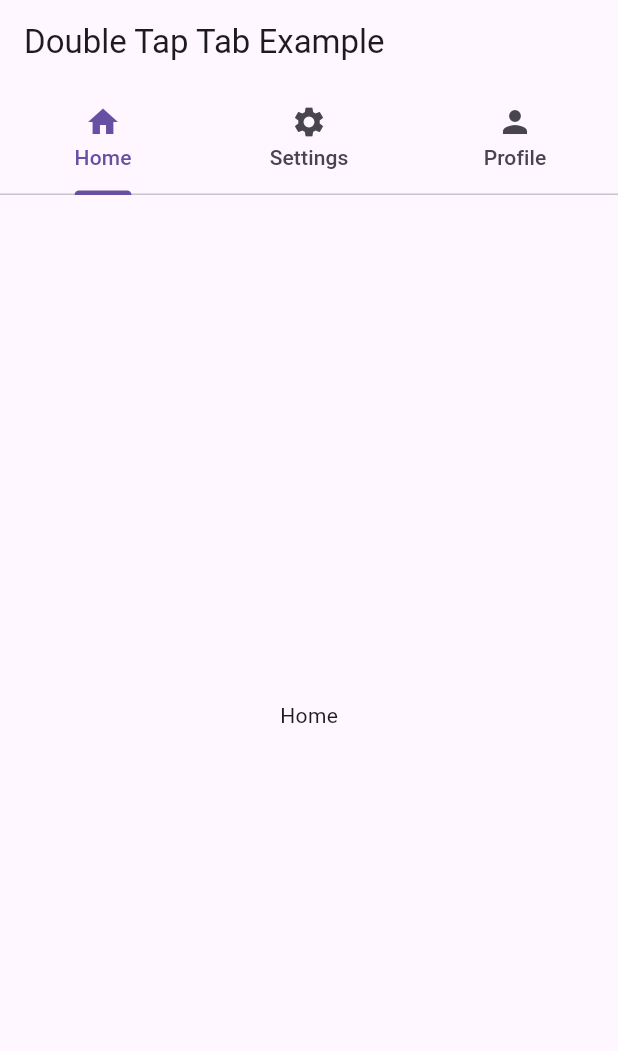
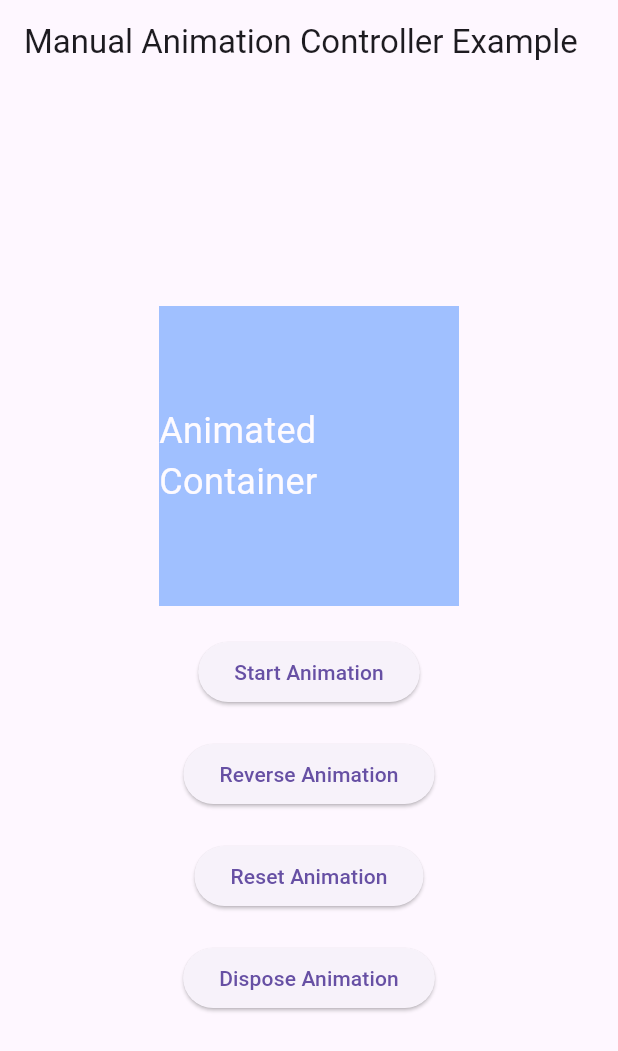
Before and after one commit to tendulkar/flutter_net_ninja, a Flutter app: the screen it shows after launch, on a phone screen of 412 x 824 dp. Shown: the top 1051 px of the screen. Run offline on Flutter 3.47's test engine with Material 3 defaults, Android fonts, the phone set to English and light mode, and no system bars.

Commit message:
Manual animations

```diff
--- /dev/null
+++ b/lib/animation/manual_animation_controller_example.dart
@@ -0,0 +1,101 @@
+import 'package:flutter/material.dart';
+
+// Learning:
+// AnimationController is a driver of animation, it can be started with forward(), reverse(), reset(),
+// Tween is a source of animation values, it can be used with AnimationController, kind of just range.
+// tween.animate(AnimationController) will ask AnimationContorller to use this tween for animation.
+// AnimationController drives the animation, it can be stopped, reversed, reset.
+// AnimationController kind of listens ticks from frame builder, and generates values for animation.
+// We can use the generated animation value to build new widget.
+// AnimationController generates --> Streams values --> (with listener + setState()) we generate stream of widgets
+class ManualAnimationControllerExampleApp extends StatefulWidget {
+  const ManualAnimationControllerExampleApp({super.key});
+
+  @override
+  State<ManualAnimationControllerExampleApp> createState() =>
+      _ManualAnimationControllerExampleAppState();
+}
+
+class _ManualAnimationControllerExampleAppState
+    extends State<ManualAnimationControllerExampleApp>
+    with SingleTickerProviderStateMixin {
+  double _opacity = 0.5;
+  late AnimationController _animationController;
+  late Animation<double> _animation;
+
+  @override
+  void initState() {
+    super.initState();
+    _animationController = AnimationController(
+      duration: const Duration(seconds: 6),
+      vsync: this,
+    );
+
+    _animation = Tween<double>(begin: 0, end: 1).animate(_animationController);
+
+    _animation.addListener(() {
+      setState(() {
+        _opacity = _animation.value;
+      });
+    });
+  }
+
+  @override
+  void dispose() {
+    _animationController.dispose();
+    super.dispose();
+  }
+
+  @override
+  Widget build(BuildContext context) {
+    return MaterialApp(
+      home: Scaffold(
+        appBar: AppBar(
+          title: const Text('Manual Animation Controller Example'),
+        ),
+        body: Center(
+          child: Column(
+            mainAxisAlignment: MainAxisAlignment.center,
+            spacing: 20,
+            children: [
+              Opacity(
+                opacity: _opacity,
+                child: Container(
+                    width: 200,
+                    height: 200,
+                    alignment: Alignment.center,
+                    color: Colors.blueAccent,
+                    child: const Text('Animated Container',
+                        style: TextStyle(color: Colors.white, fontSize: 24))),
+              ),
+              ElevatedButton(
+                onPressed: () {
+                  _animationController.forward();
+                },
+                child: const Text('Start Animation'),
+              ),
+              ElevatedButton(
+                onPressed: () {
+                  _animationController.reverse();
+                },
+                child: const Text('Reverse Animation'),
+              ),
+              ElevatedButton(
+                onPressed: () {
+                  _animationController.reset();
+                },
+                child: const Text('Reset Animation'),
+              ),
+              ElevatedButton(
+                onPressed: () {
+                  _animationController.dispose();
+                },
+                child: const Text('Dispose Animation'),
+              ),
+            ],
+          ),
+        ),
+      ),
+    );
+  }
+}
--- a/lib/main.dart
+++ b/lib/main.dart
@@ -8,9 +8,10 @@ import './sliver_list_grid_example.dart';
 import './scroll/scroll_position_example.dart';
 import './tabs/swipe_tab_change.dart';
 import './tabs/double_tap_tab_example.dart';
+import './animation/manual_animation_controller_example.dart';
 
 void main() {
-  runApp(const DoubleTapTabExampleApp());
+  runApp(const ManualAnimationControllerExampleApp());
 }
 
 class MyApp extends StatelessWidget {
```
Also changed, not shown: 4 other files.
